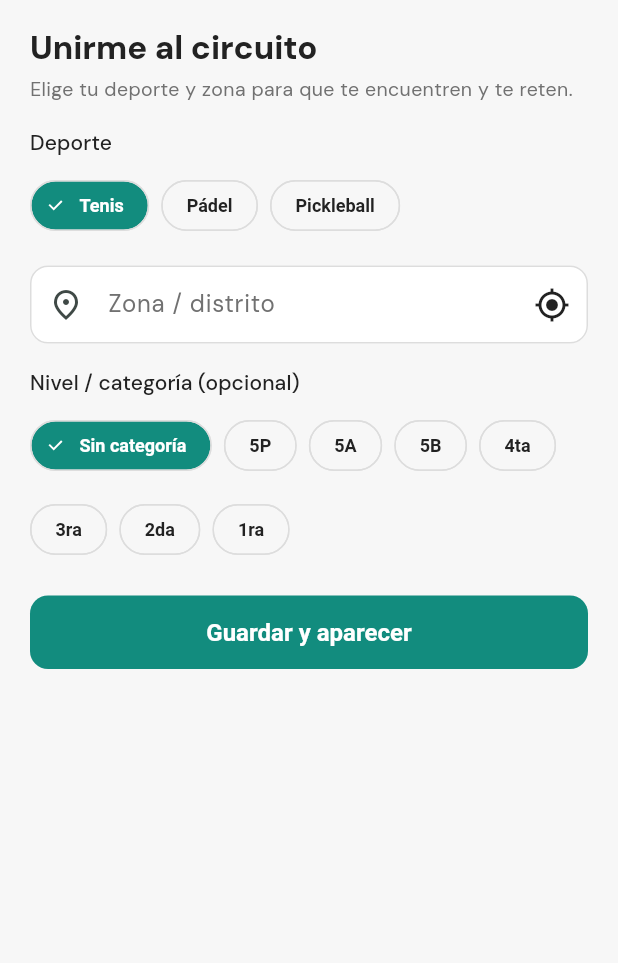
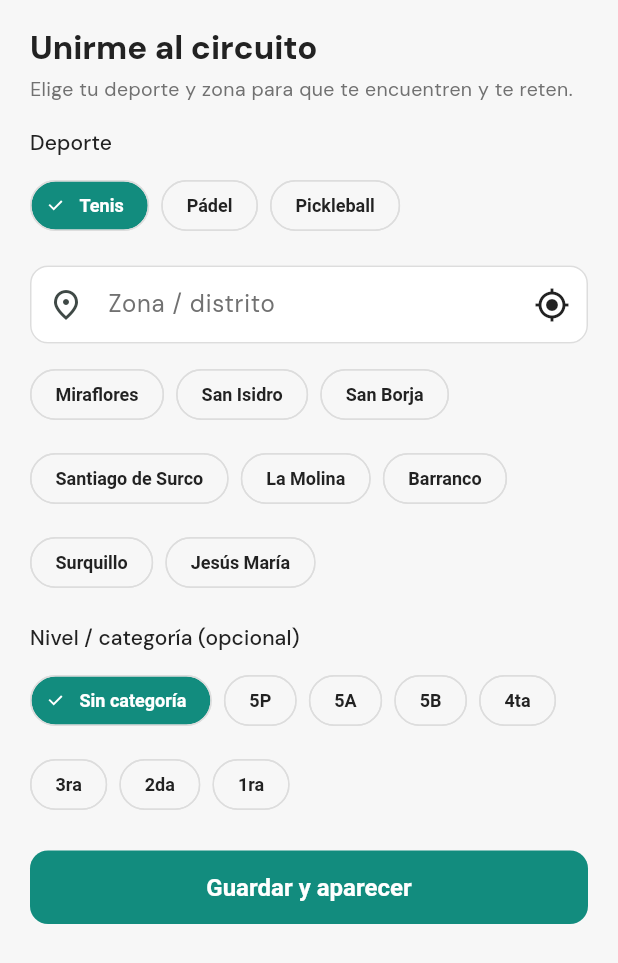
Before and after one commit to dcalagua/canchas-app-lima, a Flutter app: the _UnirseSheet widget shown alone on an empty page, opened directly, on a phone screen of 412 x 824 dp. Shown: the top 963 px of the screen. Run offline on Flutter 3.47's test engine with Material 3 defaults, Android fonts, the phone set to English and light mode, and no system bars; our stand-ins replace audioplayers, firebase_core, firebase_messaging, font_awesome_flutter, geocoding, geolocator and 8 more; missing offline and left inert: record; accounts and stored records are empty.

Commit message:
Circuito: selector de distritos (chips) en Zona, no texto crudo del GPS
- Nuevo catálogo lib/data/distritos.dart: distritos por país (Lima 43 +
  Callao + ciudades del interior; BO/EC con sus ciudades/zonas). Misma
  lógica para todos los países.
- La hoja "Unirme al circuito" muestra chips de distrito bajo el campo:
  populares cuando está vacío, filtrados al escribir (sin tildes). Un
  toque completa la zona.
- GPS ahora cae al nivel DISTRITO (locality/subAdministrativeArea) y
  normaliza contra el catálogo, en vez de quedarse con la urbanización
  ("Urb Santa Maria de Chosica" -> "Lurigancho (Chosica)").

Co-Authored-By: Claude Opus 4.8 (1M context) <noreply@anthropic.com>
Claude-Session: https://claude.ai/code/session_017fg7ijXuZRX6jvFjZELf83

```diff
--- /dev/null
+++ b/lib/data/distritos.dart
@@ -0,0 +1,99 @@
+import '../config/pais.dart';
+
+/// Catálogo de DISTRITOS (o su equivalente local) por país, para el selector de
+/// zona del circuito. La idea: el jugador no escribe texto libre crudo (que sale
+/// "Urb Santa Maria de Chosica" del GPS), sino que elige un distrito estándar
+/// (San Isidro, San Borja, Miraflores…). En Perú son los distritos de Lima +
+/// Callao y algunas ciudades grandes; en Bolivia/Ecuador, sus ciudades/zonas.
+/// Misma lógica en todos los países: sugerir el nombre "bonito" y dejar escribir
+/// si vive en otra parte.
+const Map<String, List<String>> distritosPorPais = {
+  // Lima Metropolitana (43) + Callao (regional) + principales ciudades del país.
+  'PE': [
+    // Lima "moderna" primero (lo más buscado del piloto).
+    'Miraflores', 'San Isidro', 'San Borja', 'Santiago de Surco', 'La Molina',
+    'Barranco', 'Surquillo', 'Jesús María', 'Magdalena del Mar', 'Pueblo Libre',
+    'Lince', 'San Miguel', 'Chorrillos', 'San Luis',
+    // Resto de Lima Metropolitana (alfabético).
+    'Ancón', 'Ate', 'Breña', 'Carabayllo', 'Chaclacayo', 'Cieneguilla', 'Comas',
+    'El Agustino', 'Independencia', 'La Victoria', 'Lima (Cercado)', 'Los Olivos',
+    'Lurigancho (Chosica)', 'Lurín', 'Pachacámac', 'Pucusana', 'Puente Piedra',
+    'Punta Hermosa', 'Punta Negra', 'Rímac', 'San Bartolo',
+    'San Juan de Lurigancho', 'San Juan de Miraflores', 'San Martín de Porres',
+    'Santa Anita', 'Santa María del Mar', 'Santa Rosa', 'Villa El Salvador',
+    'Villa María del Triunfo',
+    // Callao (Provincia Constitucional).
+    'Callao', 'Bellavista', 'Carmen de la Legua', 'La Perla', 'La Punta',
+    'Ventanilla', 'Mi Perú',
+    // Principales ciudades del interior (para "otro lado del Perú").
+    'Arequipa', 'Trujillo', 'Chiclayo', 'Piura', 'Cusco', 'Huancayo', 'Tacna',
+    'Iquitos', 'Chimbote', 'Ica', 'Cajamarca', 'Puno', 'Pucallpa', 'Tarapoto',
+  ],
+  // Bolivia: ciudades y zonas conocidas.
+  'BO': [
+    'La Paz', 'El Alto', 'Santa Cruz de la Sierra', 'Cochabamba', 'Sucre',
+    'Oruro', 'Tarija', 'Potosí', 'Trinidad',
+    // Zonas típicas de Santa Cruz / La Paz.
+    'Equipetrol', 'Zona Sur', 'Sopocachi', 'Calacoto', 'San Miguel',
+  ],
+  // Ecuador: ciudades y parroquias conocidas.
+  'EC': [
+    'Quito', 'Guayaquil', 'Cuenca', 'Ambato', 'Manta', 'Loja', 'Machala',
+    'Samborondón', 'Cumbayá', 'Tumbaco',
+  ],
+};
+
+/// Lista del país ACTUAL (cae a Perú si el país no está en el catálogo).
+List<String> _catalogoActual() =>
+    distritosPorPais[paisActual.iso] ?? distritosPorPais['PE']!;
+
+/// Quita tildes y baja a minúsculas para comparar sin fricción ("Jesús" ~
+/// "jesus"). Suficiente para matching de nombres de distrito.
+String _norm(String s) {
+  var x = s.trim().toLowerCase();
+  const acc = {'á': 'a', 'é': 'e', 'í': 'i', 'ó': 'o', 'ú': 'u', 'ü': 'u'};
+  acc.forEach((k, v) => x = x.replaceAll(k, v));
+  return x;
+}
+
+/// Sugerencias de distrito para el país actual filtradas por lo que escribió el
+/// usuario. Con [query] vacío devuelve los "populares" (los primeros del
+/// catálogo, que son los más buscados). Limita a [max] para no saturar la UI.
+List<String> sugerenciasDistrito(String query, {int max = 8}) {
+  final cat = _catalogoActual();
+  final q = _norm(query);
+  if (q.isEmpty) return cat.take(max).toList();
+  // Primero los que EMPIEZAN con el texto, luego los que lo contienen.
+  final empiezan = <String>[];
+  final contienen = <String>[];
+  for (final d in cat) {
+    final n = _norm(d);
+    if (n.startsWith(q)) {
+      empiezan.add(d);
+    } else if (n.contains(q)) {
+      contienen.add(d);
+    }
+  }
+  return [...empiezan, ...contienen].take(max).toList();
+}
+
+/// Dado lo que devolvió el reverse-geocode (varios campos: barrio, distrito,
+/// ciudad), elige el mejor nombre de DISTRITO: si alguno calza con el catálogo
+/// del país, usa el nombre estándar del catálogo; si no, el primer campo no
+/// vacío que parezca un distrito (evita quedarse con la urbanización cruda).
+String normalizarDistrito(List<String> candidatos) {
+  final cat = _catalogoActual();
+  // 1) ¿Algún candidato calza con el catálogo? (contains en ambos sentidos:
+  //    "Lurigancho" ~ "Lurigancho (Chosica)"; "Chosica" también).
+  for (final c in candidatos) {
+    final nc = _norm(c);
+    if (nc.isEmpty) continue;
+    for (final d in cat) {
+      final nd = _norm(d);
+      if (nd == nc || nd.contains(nc) || nc.contains(nd)) return d;
+    }
+  }
+  // 2) Sin match: el primer candidato no vacío (ya viene priorizado por el
+  //    llamador: distrito antes que barrio).
+  return candidatos.firstWhere((c) => c.trim().isNotEmpty, orElse: () => '');
+}
--- a/lib/screens/jugadores_disponibles_screen.dart
+++ b/lib/screens/jugadores_disponibles_screen.dart
@@ -1,6 +1,7 @@
 import 'package:flutter/material.dart';
 import 'package:geocoding/geocoding.dart';
 
+import '../data/distritos.dart';
 import '../models/models.dart';
 import '../services/avisos_service.dart';
 import '../services/circuito_service.dart';
@@ -482,11 +483,16 @@ class _UnirseSheetState extends State<_UnirseSheet> {
       if (marks.isEmpty) return;
       final m = marks.first;
       String pick(String? s) => (s ?? '').trim();
-      final distrito = pick(m.subLocality).isNotEmpty
-          ? pick(m.subLocality)
-          : pick(m.locality).isNotEmpty
-              ? pick(m.locality)
-              : pick(m.subAdministrativeArea);
+      // Prioriza el nivel DISTRITO (locality / subAdministrativeArea) sobre el
+      // barrio/urbanización (subLocality, que da "Urb Santa Maria de Chosica").
+      // normalizarDistrito además calza con el catálogo para usar el nombre
+      // estándar ("Lurigancho (Chosica)" en vez del barrio suelto).
+      final distrito = normalizarDistrito([
+        pick(m.locality),
+        pick(m.subAdministrativeArea),
+        pick(m.subLocality),
+        pick(m.name),
+      ]);
       if (distrito.isNotEmpty && mounted) {
         setState(() => _zona.text = distrito);
       }
@@ -552,9 +558,10 @@ class _UnirseSheetState extends State<_UnirseSheet> {
           TextField(
             controller: _zona,
             textCapitalization: TextCapitalization.words,
+            onChanged: (_) => setState(() {}), // refresca las sugerencias
             decoration: InputDecoration(
               labelText: 'Zona / distrito',
-              hintText: 'Ej.: San Borja',
+              hintText: 'Ej.: San Isidro',
               prefixIcon: const Icon(Icons.place_outlined),
               // Botón para (re)detectar el distrito por GPS.
               suffixIcon: _detectando
@@ -573,6 +580,29 @@ class _UnirseSheetState extends State<_UnirseSheet> {
                     ),
             ),
           ),
+          // Sugerencias de DISTRITO: populares cuando el campo está vacío,
+          // filtradas mientras escribe. Un toque completa el campo.
+          Builder(builder: (context) {
+            final actual = _zona.text.trim();
+            final sugeridos = sugerenciasDistrito(actual)
+                .where((d) => d.toLowerCase() != actual.toLowerCase())
+                .toList();
+            if (sugeridos.isEmpty) return const SizedBox(height: 16);
+            return Padding(
+              padding: const EdgeInsets.only(top: 10),
+              child: Wrap(
+                spacing: 8,
+                runSpacing: 8,
+                children: [
+                  for (final d in sugeridos)
+                    ActionChip(
+                      label: Text(d),
+                      onPressed: () => setState(() => _zona.text = d),
+                    ),
+                ],
+              ),
+            );
+          }),
           const SizedBox(height: 16),
           Text('Nivel / categoría (opcional)', style: t.labelLarge),
           const SizedBox(height: 8),
```
